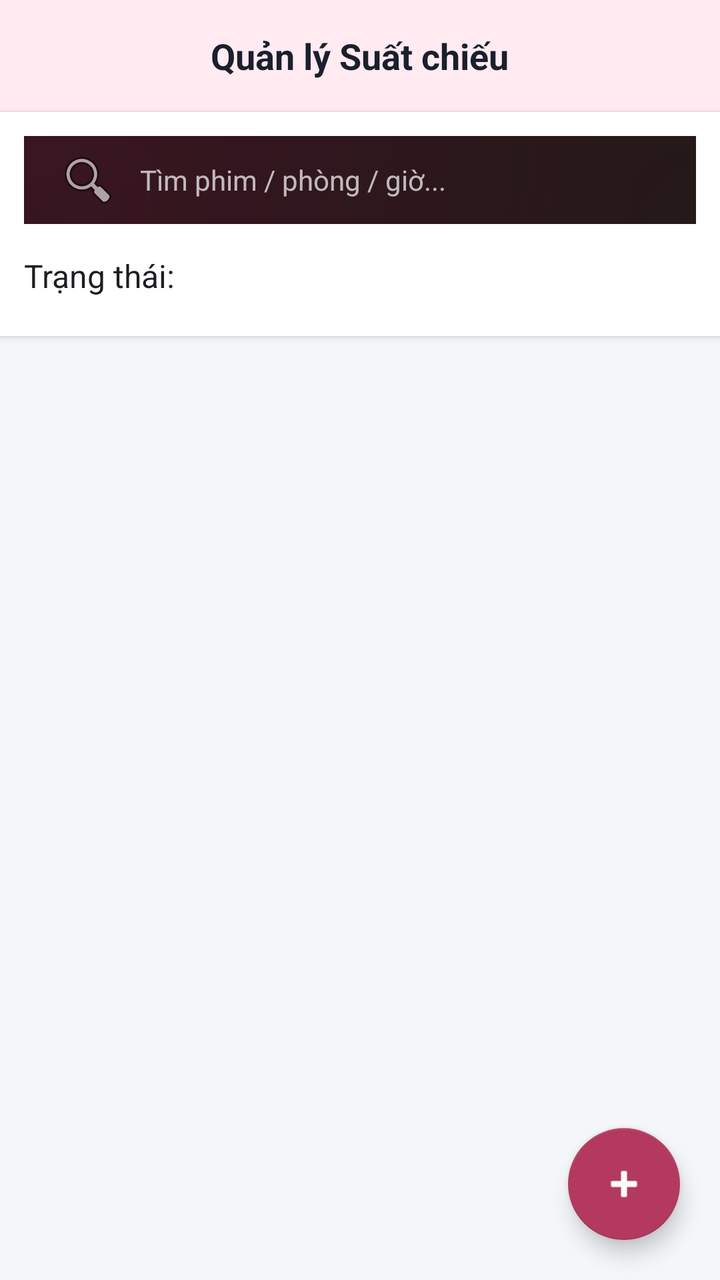
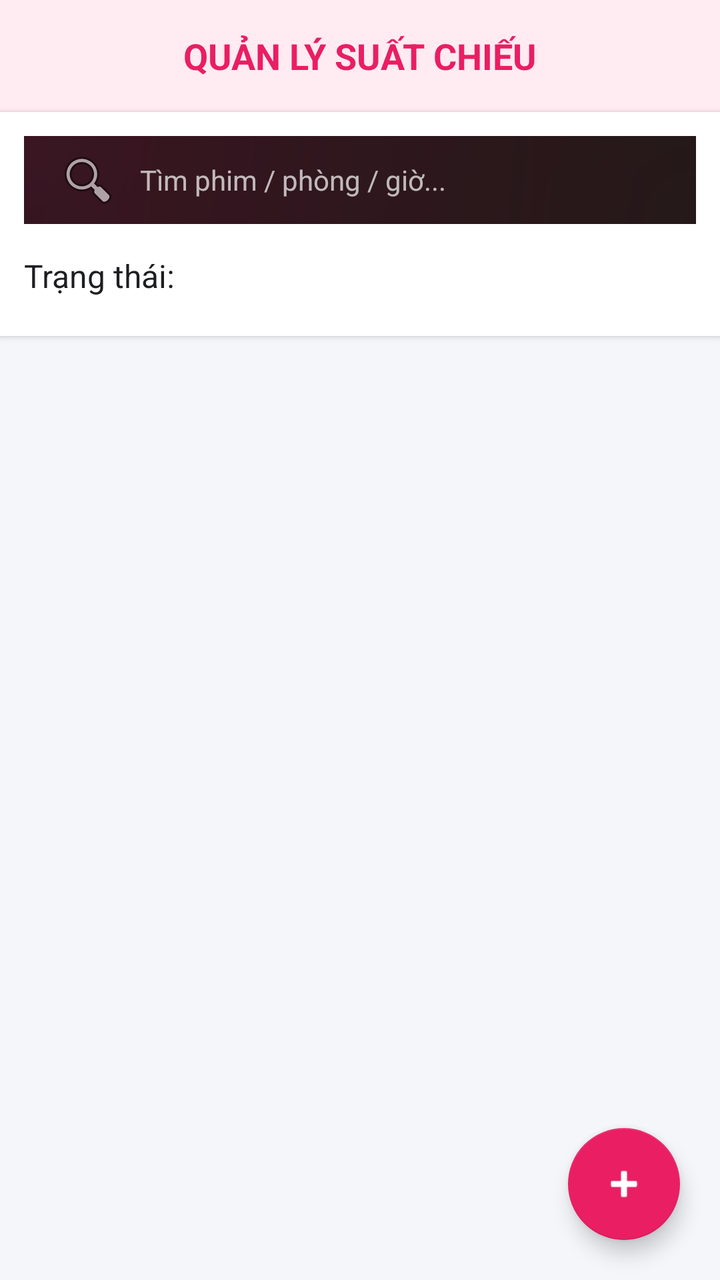

Before-and-after screenshots of an Android layout around one commit, followed by the original layout XML and the change that was made.
<!-- AndroidManifest.xml: application theme Theme.CinemaGo.Splash -->
<!-- res/layout/fragment_admin_show_time.xml -->
<?xml version="1.0" encoding="utf-8"?>
<RelativeLayout xmlns:android="http://schemas.android.com/apk/res/android"
    xmlns:app="http://schemas.android.com/apk/res-auto"
    android:layout_width="match_parent"
    android:layout_height="match_parent"
    android:background="#F5F6FA">

    <RelativeLayout
        android:id="@+id/layoutHeader"
        android:layout_width="match_parent"
        android:layout_height="56dp"
        android:background="#FFEBF1"
        android:paddingHorizontal="16dp">
        <TextView
            android:layout_width="wrap_content"
            android:layout_height="wrap_content"
            android:layout_centerInParent="true"
            android:text="Quản lý Suất chiếu"
            android:textColor="#1A202C"
            android:textSize="18sp"
            android:textStyle="bold" />
    </RelativeLayout>

    <LinearLayout
        android:id="@+id/layoutFilter"
        android:layout_width="match_parent"
        android:layout_height="wrap_content"
        android:layout_below="@id/layoutHeader"
        android:orientation="vertical"
        android:padding="12dp"
        android:background="#FFFFFF"
        android:elevation="2dp">

        <EditText
            android:id="@+id/edtSearchShowtime"
            android:layout_width="match_parent"
            android:layout_height="44dp"
            android:background="@drawable/bg_cinematic_gradient"
            android:hint="Tìm phim / phòng / giờ..."
            android:paddingHorizontal="16dp"
            android:textSize="14sp"
            android:textColor="#121111"
            android:drawableStart="@android:drawable/ic_menu_search"
            android:drawablePadding="10dp" />

        <LinearLayout
            android:layout_width="match_parent"
            android:layout_height="wrap_content"
            android:orientation="horizontal"
            android:layout_marginTop="8dp"
            android:gravity="center_vertical">

            <TextView
                android:layout_width="wrap_content"
                android:layout_height="wrap_content"
                android:text="Trạng thái: "
                android:textSize="16sp"
                android:textColor="#1D1E21" />

            <Spinner
                android:id="@+id/spinnerStatusFilter"
                android:layout_width="wrap_content"
                android:layout_height="36dp"
                android:layout_marginLeft="10dp"
                android:background="@drawable/bg_button_continue"
                android:spinnerMode="dropdown"/>
        </LinearLayout>
    </LinearLayout>

    <androidx.recyclerview.widget.RecyclerView
        android:id="@+id/rvShowtimes"
        android:layout_width="match_parent"
        android:layout_height="match_parent"
        android:layout_below="@id/layoutFilter"
        android:padding="8dp"
        android:clipToPadding="false"/>

    <com.google.android.material.floatingactionbutton.FloatingActionButton
        android:id="@+id/fabAddShowtime"
        android:layout_width="wrap_content"
        android:layout_height="wrap_content"
        android:layout_alignParentEnd="true"
        android:layout_alignParentBottom="true"
        android:layout_margin="20dp"
        android:src="@android:drawable/ic_input_add"
        app:backgroundTint="#B3395F"
        app:tint="#FFFFFF"
        android:contentDescription="Thêm suất chiếu" />
</RelativeLayout>
<!-- resources referenced by this layout -->
<resources>
  <!-- drawable bg_button_continue (drawable) -->
  <ripple xmlns:android="http://schemas.android.com/apk/res/android"
      android:color="#40FFFFFF">
      <item>
          <shape android:shape="rectangle">
              <solid android:color="#D81B60"/>
              <corners android:radius="12dp"/>
          </shape>
      </item>
  </ripple>
  <!-- drawable bg_cinematic_gradient (drawable) -->
  <?xml version="1.0" encoding="utf-8"?>
  <layer-list xmlns:android="http://schemas.android.com/apk/res/android">
  
      <item>
          <shape android:shape="rectangle">
              <solid android:color="@color/bg_background" />
          </shape>
      </item>
  
      <item>
          <shape android:shape="rectangle">
              <gradient
                  android:type="radial"
                  android:gradientRadius="450dp"
                  android:centerX="0.0"
                  android:centerY="0.0"
                  android:startColor="@color/neon_red_glow"
                  android:endColor="@android:color/transparent" />
          </shape>
      </item>
  
      <item>
          <shape android:shape="rectangle">
              <gradient
                  android:type="radial"
                  android:gradientRadius="500dp"
                  android:centerX="1.0"
                  android:centerY="1.0"
                  android:startColor="@color/neon_purple_glow"
                  android:endColor="@android:color/transparent" />
          </shape>
      </item>
  
  </layer-list>
  <style name="Theme.CinemaGo.Splash" parent="Theme.MaterialComponents.NoActionBar">
          <item name="android:windowBackground">#0B0F19</item>
          <item name="android:windowFullscreen">true</item>
      </style>
  <color name="bg_background">#0B0F19</color>
  <color name="neon_red_glow">#33E11D48</color>
  <color name="neon_purple_glow">#208B5003</color>
</resources>

<!-- the commit's change to res/layout/fragment_admin_show_time.xml (unified diff, before → after) -->
@@ -15,8 +15,8 @@
             android:layout_width="wrap_content"
             android:layout_height="wrap_content"
             android:layout_centerInParent="true"
-            android:text="Quản lý Suất chiếu"
-            android:textColor="#1A202C"
+            android:text="QUẢN LÝ SUẤT CHIẾU"
+            android:textColor="#E91E63"
             android:textSize="18sp"
             android:textStyle="bold" />
     </RelativeLayout>
@@ -83,7 +83,7 @@
         android:layout_alignParentBottom="true"
         android:layout_margin="20dp"
         android:src="@android:drawable/ic_input_add"
-        app:backgroundTint="#B3395F"
+        app:backgroundTint="#E91E63"
         app:tint="#FFFFFF"
         android:contentDescription="Thêm suất chiếu" />
 </RelativeLayout>
